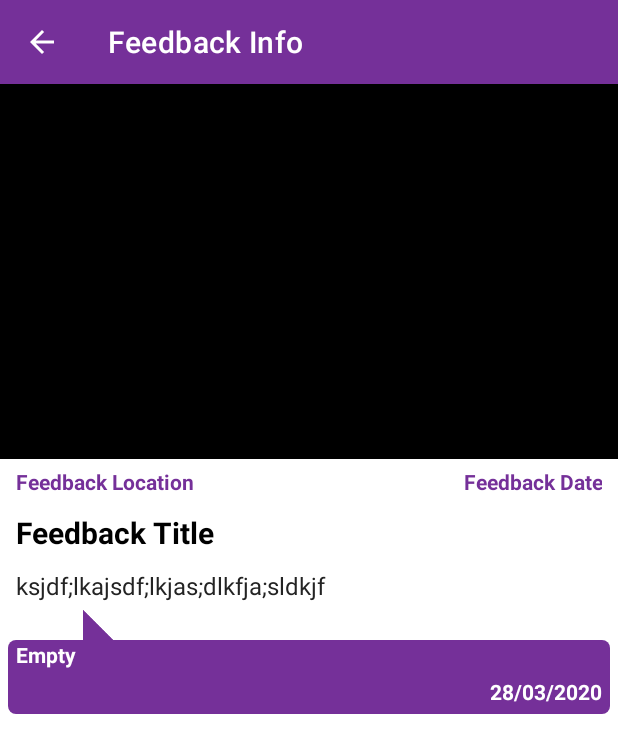
After one commit to shukhrat121995/wbpvp, an Android app: the UserExpandInfo screen opened directly, with no data from a screen before it, on a phone screen of 412 x 824 dp. The commit adds this screen. Shown: the top 753 px of the screen. Run offline under Robolectric (Android 15) with nearby library versions, the phone set to English and light mode, and no system bars; our stand-ins replace Picasso; pictures from the network do not load.

Commit message:
round corners textview

```diff
--- a/app/src/main/AndroidManifest.xml
+++ b/app/src/main/AndroidManifest.xml
@@ -33,6 +33,8 @@
         <activity
             android:name=".admin.AdminActivity"
             android:parentActivityName=".MainActivity" />
+        <activity android:name=".user.UserExpandInfo"
+            android:parentActivityName=".MainActivity"/>
         <activity
             android:name=".MainActivity"
             android:label="@string/app_name"
--- a/app/src/main/java/com/shukhrat/wbpvp/admin/AdminActivity.java
+++ b/app/src/main/java/com/shukhrat/wbpvp/admin/AdminActivity.java
@@ -104,7 +104,7 @@ public class AdminActivity extends AppCompatActivity {
                         //Save Scroll Position
                         scrollY = position;
                         //StartNewActivity for admin
-                        Intent intent = new Intent(getApplicationContext(), AdminEdit.class);
+                        Intent intent = new Intent(AdminActivity.this, AdminEdit.class);
                         Bundle b = new Bundle();
                         b.putString("title", model.getFeedback_title());
                         b.putString("description", model.getFeedback_description());
--- /dev/null
+++ b/app/src/main/res/drawable/round_corner_textview.xml
@@ -0,0 +1,7 @@
+<?xml version="1.0" encoding="utf-8"?>
+<shape xmlns:android="http://schemas.android.com/apk/res/android" >
+
+    <solid android:color="@color/colorPrimary" />
+
+    <corners android:topLeftRadius="5dp" android:topRightRadius="5dp" />
+</shape>
--- /dev/null
+++ b/app/src/main/res/drawable/round_corner_textview_bottom.xml
@@ -0,0 +1,7 @@
+<?xml version="1.0" encoding="utf-8"?>
+<shape xmlns:android="http://schemas.android.com/apk/res/android" >
+
+    <solid android:color="@color/colorPrimary" />
+
+    <corners android:bottomLeftRadius="5dp" android:bottomRightRadius="5dp" />
+</shape>
--- /dev/null
+++ b/app/src/main/res/layout/activity_expand_info.xml
@@ -0,0 +1,112 @@
+<?xml version="1.0" encoding="utf-8"?>
+<LinearLayout xmlns:android="http://schemas.android.com/apk/res/android"
+    xmlns:tools="http://schemas.android.com/tools"
+    android:layout_width="match_parent"
+    android:layout_height="match_parent"
+    android:orientation="vertical"
+    xmlns:app="http://schemas.android.com/apk/res-auto">
+    <ScrollView
+        android:layout_width="match_parent"
+        android:layout_height="0dp"
+        android:layout_weight="1">
+        <LinearLayout
+            android:layout_width="match_parent"
+            android:layout_height="wrap_content"
+            android:orientation="vertical"
+            tools:context=".admin.AdminEdit">
+            <ImageView
+                android:layout_width="match_parent"
+                android:id="@+id/user_imageView"
+                android:background="#000"
+                android:scaleType="centerCrop"
+                android:layout_height="250dp"/>
+            <LinearLayout
+                android:layout_width="match_parent"
+                android:weightSum="3"
+                android:orientation="horizontal"
+                android:layout_margin="5dp"
+                android:layout_height="wrap_content">
+                <TextView
+                    android:layout_width="0dp"
+                    android:textStyle="bold"
+                    android:layout_weight="2"
+                    android:paddingLeft="5dp"
+                    android:id="@+id/user_feedbackLocation"
+                    android:textSize="14sp"
+                    android:text="Feedback Location"
+                    android:textColor="@color/colorPrimary"
+                    android:gravity="center|start"
+                    android:layout_height="wrap_content"/>
+                <TextView
+                    android:layout_width="0dp"
+                    android:textStyle="bold"
+                    android:layout_weight="1"
+                    android:paddingRight="5dp"
+                    android:textColor="@color/colorPrimary"
+                    android:id="@+id/user_feedbackDate"
+                    android:textSize="14sp"
+                    android:text="Feedback Date"
+                    android:gravity="center|end"
+                    android:layout_height="wrap_content"/>
+            </LinearLayout>
+            <TextView
+                android:layout_width="match_parent"
+                android:id="@+id/user_feedbackTitle"
+                android:textSize="20sp"
+                android:textStyle="bold"
+                android:paddingLeft="5dp"
+                android:textColor="#000"
+                android:layout_margin="5dp"
+                android:text="Feedback Title"
+                android:gravity="center|start"
+                android:layout_height="wrap_content"/>
+            <TextView
+                android:layout_width="match_parent"
+                android:paddingLeft="5dp"
+                android:layout_margin="5dp"
+                android:textColor="#232323"
+                android:id="@+id/user_feedbackDescription"
+                android:textSize="16sp"
+                android:text="ksjdf;lkajsdf;lkjas;dlkfja;sldkjf"
+                android:gravity="center|start"
+                android:layout_height="wrap_content"/>
+            <LinearLayout
+                android:layout_width="match_parent"
+                android:orientation="vertical"
+                android:id="@+id/admin_container"
+                android:layout_marginLeft="5dp"
+                android:layout_marginRight="5dp"
+                android:layout_height="wrap_content">
+                <ImageView
+                    android:layout_width="20dp"
+                    android:layout_marginLeft="50dp"
+                    android:src="@drawable/arrow_feedback"
+                    android:layout_height="20dp"/>
+                <TextView
+                    android:layout_width="match_parent"
+                    android:id="@+id/admin_reply"
+                    android:gravity="start"
+                    android:paddingLeft="5dp"
+                    android:paddingStart="5dp"
+                    android:paddingEnd="5dp"
+                    android:textSize="14sp"
+                    android:text="Empty"
+                    android:textStyle="bold"
+                    android:textColor="#FFF"
+                    android:background="@drawable/round_corner_textview"
+                    android:layout_height="wrap_content"/>
+                <TextView
+                    android:layout_width="match_parent"
+                    android:id="@+id/admin_reply_date"
+                    android:textColor="#FFFFFF"
+                    android:background="@drawable/round_corner_textview_bottom"
+                    android:textStyle="bold"
+                    android:padding="5dp"
+                    android:text="28/03/2020"
+                    android:gravity="end"
+                    android:textSize="14sp"
+                    android:layout_height="wrap_content"/>
+            </LinearLayout>
+        </LinearLayout>
+    </ScrollView>
+</LinearLayout>
```
Also changed, not shown: app/src/main/java/com/shukhrat/wbpvp/Blog.java (+9 -0 lines), app/src/main/java/com/shukhrat/wbpvp/admin/AdminEdit.java (+19 -5 lines), app/src/main/java/com/shukhrat/wbpvp/ui/home/HomeFragment.java (+21 -2 lines), app/src/main/java/com/shukhrat/wbpvp/user/UserExpandInfo.java (added, +99 -0 lines), app/src/main/res/drawable/arrow_feedback.png (added).
